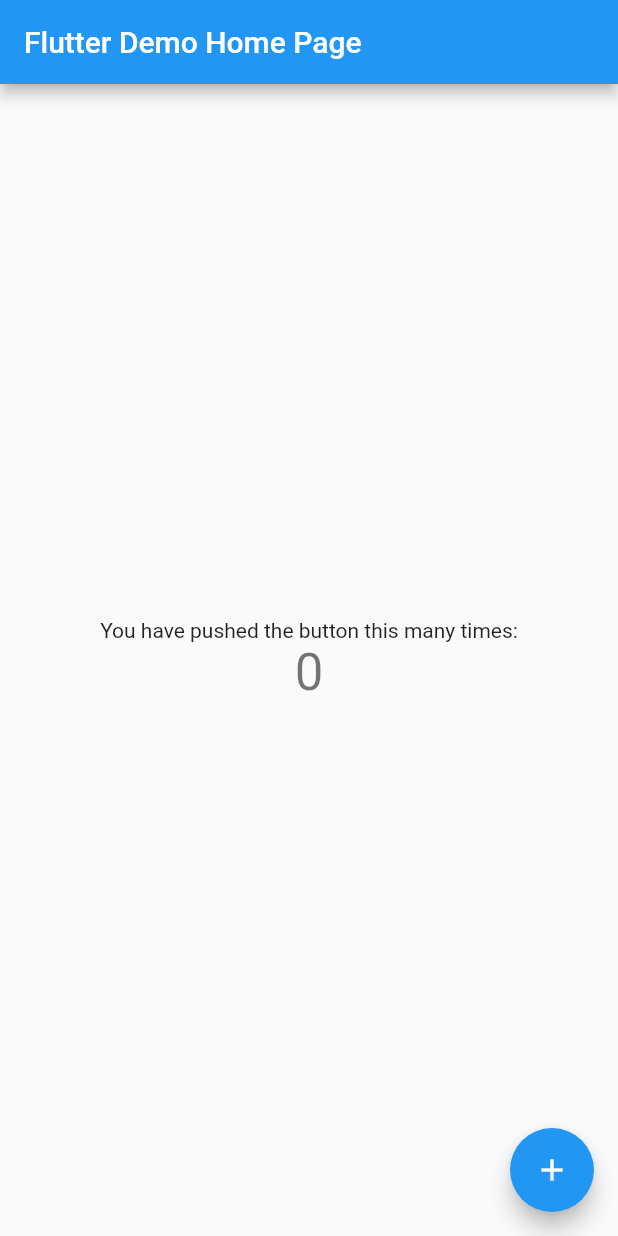
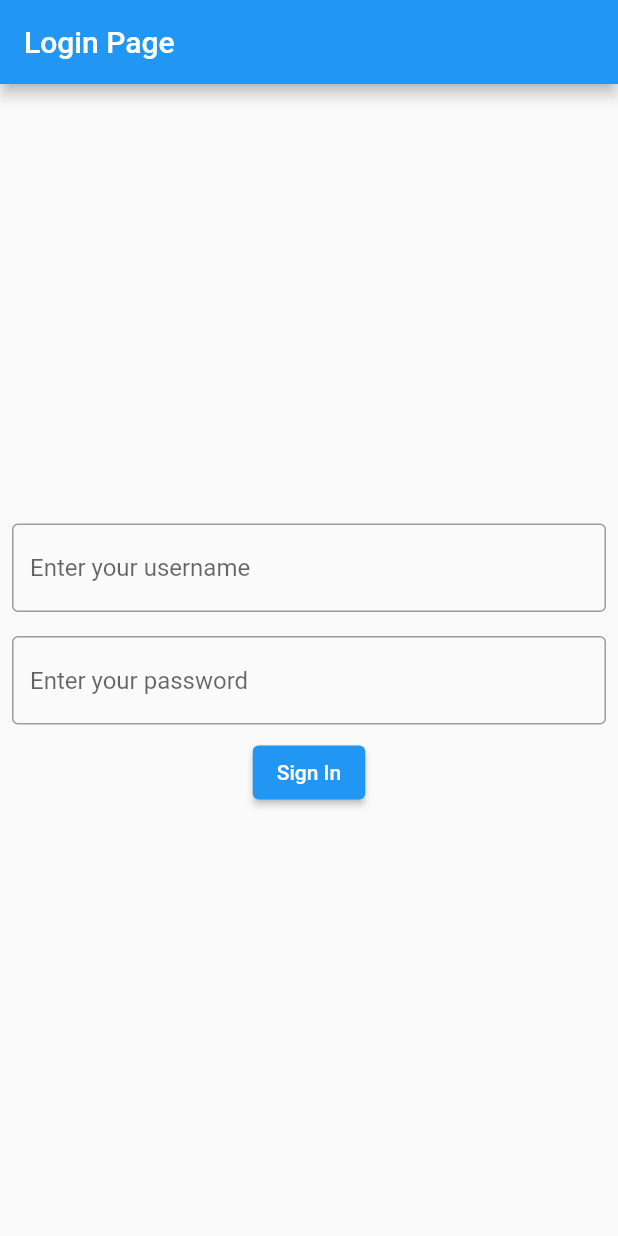
Before and after one commit to samuelobe/todolistapp, a Flutter app: the screen it shows after launch, on a phone screen of 412 x 824 dp. Run offline on Flutter 3.47's test engine with Material 2 defaults, Android fonts, the phone set to English and light mode, and no system bars.

Commit message:
Created login and todo pages

```diff
--- a/lib/main.dart
+++ b/lib/main.dart
@@ -15,7 +15,7 @@
       theme: ThemeData(
         primarySwatch: Colors.blue,
       ),
-      home: const MyHomePage(title: 'Flutter Demo Home Page'),
+      home: const MyHomePage(title: 'Login Page'),
     );
   }
 }
@@ -30,12 +30,10 @@
 }
 
 class _MyHomePageState extends State<MyHomePage> {
-  int _counter = 0;
+  final GlobalKey<FormState> _formKey = GlobalKey<FormState>();
 
   void _incrementCounter() {
-    setState(() {
-      _counter++;
-    });
+    setState(() {});
   }
 
   @override
@@ -45,24 +43,34 @@
         title: Text(widget.title),
       ),
       body: Center(
+        child: Form(
+          key: _formKey,
           child: Column(
             mainAxisAlignment: MainAxisAlignment.center,
             children: <Widget>[
-            const Text(
-              'You have pushed the button this many times:',
+              Padding(
+                padding: const EdgeInsets.all(8.0),
+                child: TextFormField(
+                  decoration: const InputDecoration(
+                    border: OutlineInputBorder(),
+                    hintText: 'Enter your username',
                   ),
-            Text(
-              '$_counter',
-              style: Theme.of(context).textTheme.headline4,
                 ),
+              ),
+              Padding(
+                padding: const EdgeInsets.all(8.0),
+                child: TextFormField(
+                  decoration: const InputDecoration(
+                    border: OutlineInputBorder(),
+                    hintText: 'Enter your password',
+                  ),
+                ),
+              ),
+              ElevatedButton(onPressed: () {}, child: const Text("Sign In"))
             ],
           ),
         ),
-      floatingActionButton: FloatingActionButton(
-        onPressed: _incrementCounter,
-        tooltip: 'Increment',
-        child: const Icon(Icons.add),
-      ), // This trailing comma makes auto-formatting nicer for build methods.
+      ),
     );
   }
 }
--- a/pubspec.yaml
+++ b/pubspec.yaml
@@ -34,6 +34,8 @@
   # The following adds the Cupertino Icons font to your application.
   # Use with the CupertinoIcons class for iOS style icons.
   cupertino_icons: ^1.0.2
+  flutter_bloc: ^8.0.1
+  firebase_core: ^1.11.0
 
 dev_dependencies:
   flutter_test:
```
Also changed, not shown: lib/pages/login_page.dart (added, +15 -0 lines), lib/pages/todo_page.dart (added, +15 -0 lines), pubspec.lock, 3 other files. Lines whose indentation alone changed are shown as unchanged.
